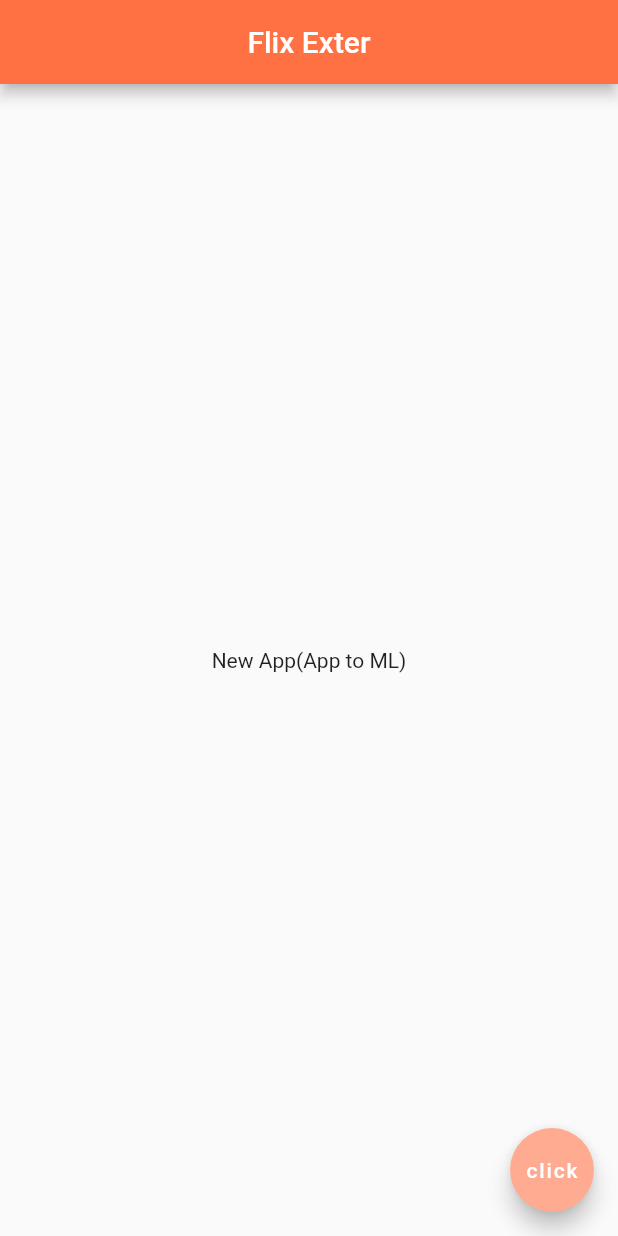
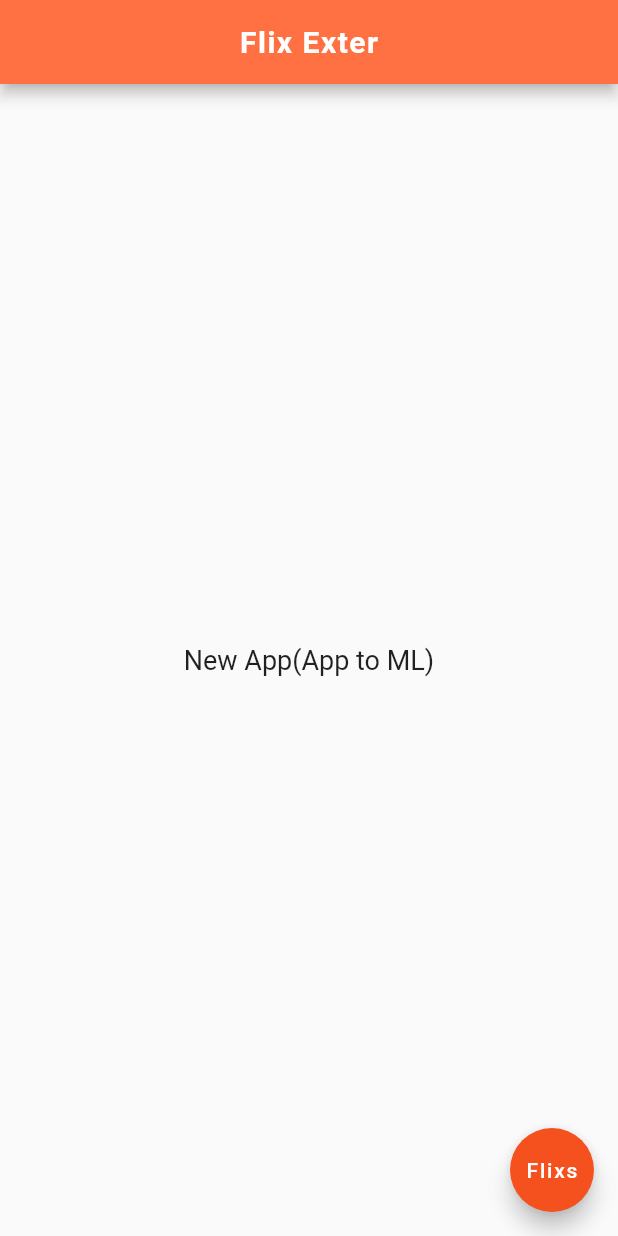
Before and after one commit to SahanDisa/ExterApp, a Flutter app: the screen it shows after launch, on a phone screen of 412 x 824 dp. Run offline on Flutter 3.47's test engine with Material 2 defaults, Android fonts, the phone set to English and light mode, and no system bars; Roboto replaces fonts that are missing (AGENTRED).

Commit message:
Updated UI

```diff
--- a/lib/main.dart
+++ b/lib/main.dart
@@ -9,19 +9,41 @@ class MyApp extends StatelessWidget {
     return MaterialApp(
       title: 'Welcome to Flutter',
 
-      home: Scaffold(
-        appBar: AppBar(
-          title: Text('Flix Exter'),
-          centerTitle: true,
-          backgroundColor: Colors.deepOrange[400],
+      home: Home(),
+    );
+  }
+}
+
+class Home extends StatelessWidget {
+  @override
+  Widget build(BuildContext context) {
+    return Scaffold(
+      appBar: AppBar(
+        title: Text(
+          'Flix Exter',
+          style: TextStyle(
+            fontSize: 20.0,
+            fontWeight: FontWeight.bold,
+            letterSpacing: 1.0,
+            color: Colors.white,
+          ),
         ),
-        body: Center(
-          child: Text('New App(App to ML)'),
+        centerTitle: true,
+        backgroundColor: Colors.deepOrange[400],
+      ),
+      body: Center(
+        child: Text(
+          'New App(App to ML)',
+          style: TextStyle(
+            fontSize: 18.0,
+            fontFamily: 'AGENTRED',
+          ),
         ),
-        floatingActionButton: FloatingActionButton(
-          child: Text('click'),
-          backgroundColor: Colors.deepOrange[200],
-        ),
+      ),
+      floatingActionButton: FloatingActionButton(
+        onPressed: (){},
+        child: Text('Flixs'),
+        backgroundColor: Colors.deepOrange[600],
       ),
     );
   }
```
Also changed, not shown: pubspec.yaml (+16 -13 lines), fonts/AGENTRED.TTF (added), fonts/RobotoCondensed-Light.ttf (added), fonts/Ubuntu-Light.ttf (added), 9 other files.
